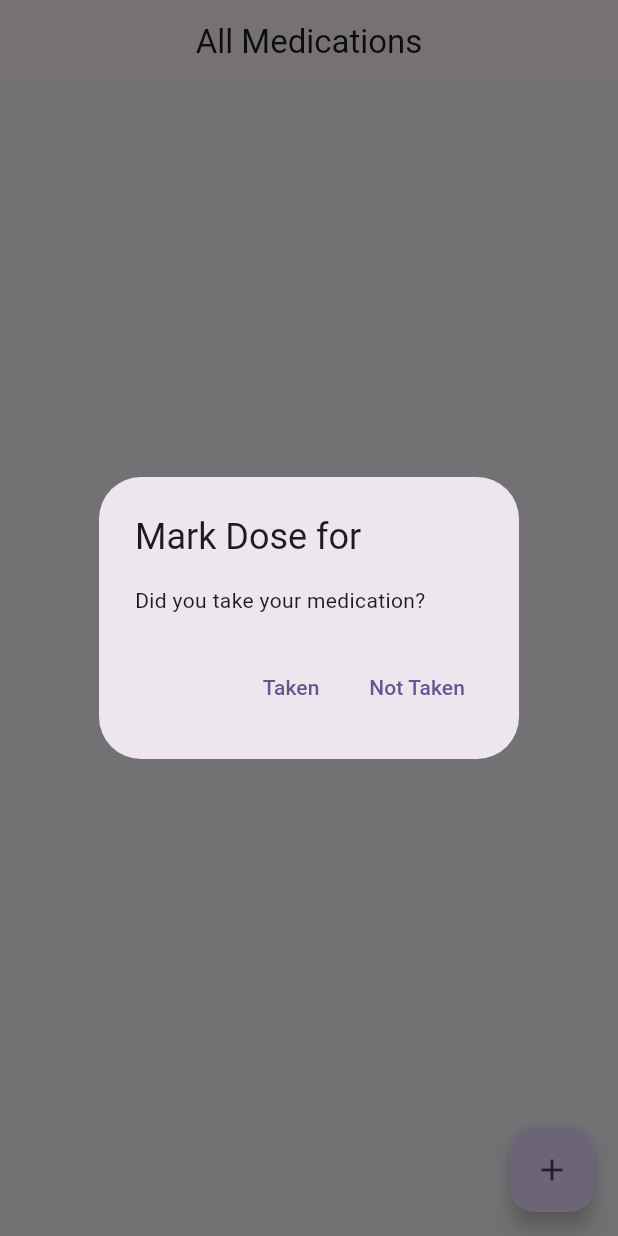
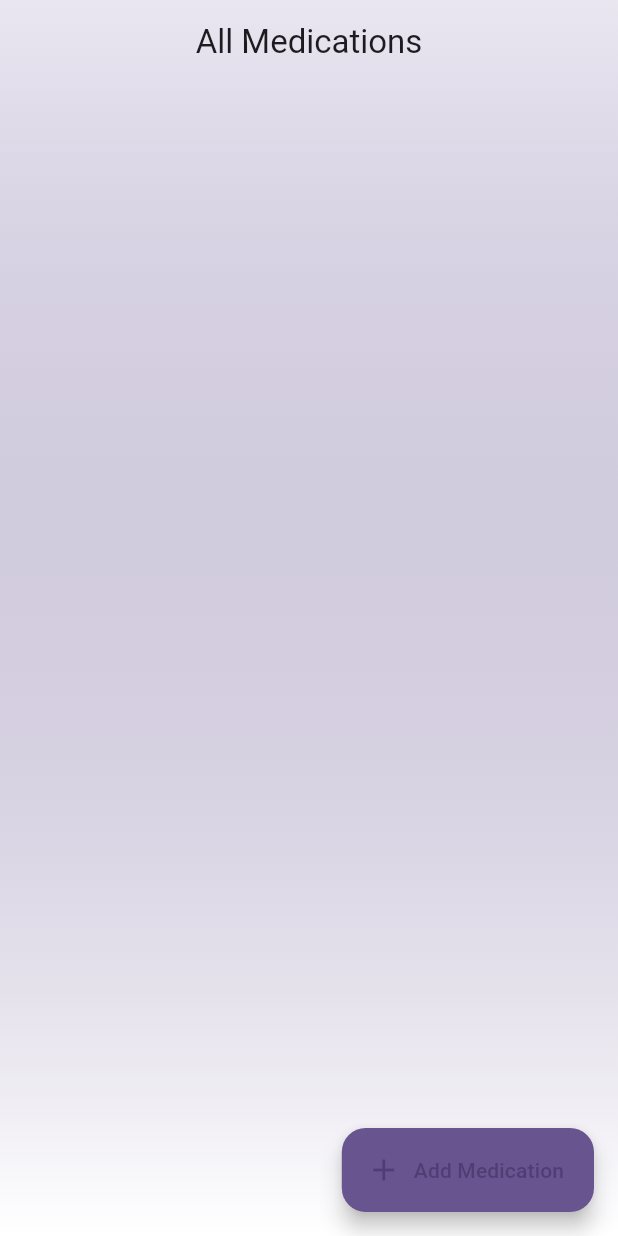
Before and after one commit to Deepak4532/Production-project, a Flutter app: the MedicationScreenWithDoseDialog widget shown alone on an empty page, opened directly with empty values, on a phone screen of 412 x 824 dp. Run offline on Flutter 3.47's test engine with Material 3 defaults, Android fonts, the phone set to English and light mode, and no system bars; our stand-ins replace flutter_local_notifications, shared_preferences, sqflite, sqflite_common_ffi, timezone; accounts and stored records are empty.

Commit message:
Refactor MedicationScreen and MedicationScreenWithDoseDialog for improved UI and functionality

```diff
--- a/medication/lib/screens/medication_screen.dart
+++ b/medication/lib/screens/medication_screen.dart
@@ -53,19 +53,38 @@ class _MedicationScreenState extends State<MedicationScreen> {
 
   @override
   Widget build(BuildContext context) {
+    final topPadding = MediaQuery.of(context).padding.top + kToolbarHeight;
     return Scaffold(
-      appBar: AppBar(title: const Text('All Medications')),
-      body: _loading
+      extendBodyBehindAppBar: true,
+      appBar: AppBar(
+        title: const Text('All Medications'),
+        backgroundColor: Colors.transparent,
+        elevation: 0,
+      ),
+      body: Container(
+        decoration: BoxDecoration(
+          gradient: LinearGradient(
+            colors: [Theme.of(context).colorScheme.primary.withOpacity(0.10), Colors.white],
+            begin: Alignment.topCenter,
+            end: Alignment.bottomCenter,
+          ),
+        ),
+        child: Padding(
+          padding: EdgeInsets.only(top: topPadding, bottom: 8),
+          child: _loading
               ? const Center(child: CircularProgressIndicator())
               : ListView.builder(
+                  padding: const EdgeInsets.only(left: 8, right: 8, bottom: 16),
                   itemCount: _medications.length,
                   itemBuilder: (context, i) {
                     final med = _medications[i];
                     final history = _doseHistory[med['id']] ?? [];
                     return Card(
-                  margin: const EdgeInsets.all(12),
+                      margin: const EdgeInsets.symmetric(vertical: 10, horizontal: 4),
+                      shape: RoundedRectangleBorder(borderRadius: BorderRadius.circular(16)),
+                      elevation: 3,
                       child: ExpansionTile(
-                    title: Text(med['name'] ?? ''),
+                        title: Text(med['name'] ?? '', style: Theme.of(context).textTheme.titleMedium?.copyWith(fontWeight: FontWeight.bold)),
                         subtitle: Text(med['dosage'] ?? ''),
                         children: [
                           Padding(
@@ -74,6 +93,11 @@ class _MedicationScreenState extends State<MedicationScreen> {
                               children: [
                                 Expanded(
                                   child: ElevatedButton(
+                                    style: ElevatedButton.styleFrom(
+                                      shape: RoundedRectangleBorder(borderRadius: BorderRadius.circular(10)),
+                                      backgroundColor: Theme.of(context).colorScheme.primary,
+                                      foregroundColor: Colors.white,
+                                    ),
                                     onPressed: () => _markDose(med['id'], true),
                                     child: const Text('Mark as Taken'),
                                   ),
@@ -81,6 +105,9 @@ class _MedicationScreenState extends State<MedicationScreen> {
                                 const SizedBox(width: 12),
                                 Expanded(
                                   child: OutlinedButton(
+                                    style: OutlinedButton.styleFrom(
+                                      shape: RoundedRectangleBorder(borderRadius: BorderRadius.circular(10)),
+                                    ),
                                     onPressed: () => _markDose(med['id'], false),
                                     child: const Text('Mark as Not Taken'),
                                   ),
@@ -107,9 +134,13 @@ class _MedicationScreenState extends State<MedicationScreen> {
                     );
                   },
                 ),
-      floatingActionButton: FloatingActionButton(
+        ),
+      ),
+      floatingActionButton: FloatingActionButton.extended(
         onPressed: _openAddMedication,
-        child: const Icon(Icons.add),
+        icon: const Icon(Icons.add),
+        label: const Text('Add Medication'),
+        backgroundColor: Theme.of(context).colorScheme.primary,
       ),
     );
   }
--- a/medication/lib/screens/medication_screen_with_dose_dialog.dart
+++ b/medication/lib/screens/medication_screen_with_dose_dialog.dart
@@ -2,35 +2,23 @@ import 'package:flutter/material.dart';
 import 'package:medication/screens/medication_screen.dart';
 import 'package:medication/services/database_helper.dart';
 
-class MedicationScreenWithDoseDialog extends StatefulWidget {
+class MedicationScreenWithDoseDialog extends StatelessWidget {
   final int medicationId;
   final String medicationName;
   const MedicationScreenWithDoseDialog({Key? key, required this.medicationId, required this.medicationName}) : super(key: key);
 
-  @override
-  State<MedicationScreenWithDoseDialog> createState() => _MedicationScreenWithDoseDialogState();
-}
-
-class _MedicationScreenWithDoseDialogState extends State<MedicationScreenWithDoseDialog> {
-  bool _dialogShown = false;
-
-  @override
-  void didChangeDependencies() {
-    super.didChangeDependencies();
-    if (!_dialogShown) {
-      _dialogShown = true;
-      WidgetsBinding.instance.addPostFrameCallback((_) {
-        showDialog(
+  static Future<void> showDoseDialog(BuildContext context, int medicationId, String medicationName) async {
+    await showDialog(
       context: context,
       builder: (ctx) => AlertDialog(
-            title: Text('Mark Dose for ${widget.medicationName}'),
+        title: Text('Mark Dose for $medicationName'),
         content: const Text('Did you take your medication?'),
         actions: [
           TextButton(
             onPressed: () async {
               final db = DatabaseHelper();
               await db.db.then((dbClient) => dbClient.insert('dose_history', {
-                    'medication_id': widget.medicationId,
+                'medication_id': medicationId,
                 'taken': 1,
                 'timestamp': DateTime.now().toIso8601String(),
               }));
@@ -42,7 +30,7 @@ class _MedicationScreenWithDoseDialogState extends State<MedicationScreenWithDos
             onPressed: () async {
               final db = DatabaseHelper();
               await db.db.then((dbClient) => dbClient.insert('dose_history', {
-                    'medication_id': widget.medicationId,
+                'medication_id': medicationId,
                 'taken': 0,
                 'timestamp': DateTime.now().toIso8601String(),
               }));
@@ -53,12 +41,19 @@ class _MedicationScreenWithDoseDialogState extends State<MedicationScreenWithDos
         ],
       ),
     );
-      });
-    }
   }
 
   @override
   Widget build(BuildContext context) {
-    return const MedicationScreen();
+    return Container(
+      decoration: BoxDecoration(
+        gradient: LinearGradient(
+          colors: [Theme.of(context).colorScheme.primary.withOpacity(0.10), Colors.white],
+          begin: Alignment.topCenter,
+          end: Alignment.bottomCenter,
+        ),
+      ),
+      child: const MedicationScreen(),
+    );
   }
 }
```
Lines whose indentation alone changed are shown as unchanged.
